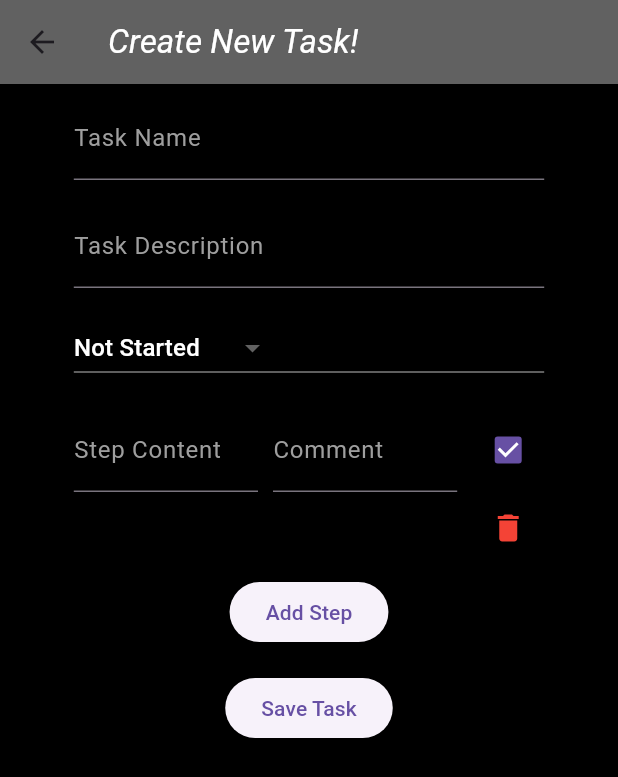
After one commit to prvn9021/Task_Tracker_App, a Flutter app: the TaskPage screen opened directly, after a tap on "Add Step", on a phone screen of 412 x 824 dp. The commit adds this screen. Shown: the top 777 px of the screen. Run offline on Flutter 3.47's test engine with Material 3 defaults, Android fonts, the phone set to English and light mode, and no system bars; our stand-ins replace shared_preferences; accounts and stored records are empty.

Commit message:
Managed storage and fixed steps bug

```diff
--- /dev/null
+++ b/lib/taskPage.dart
@@ -0,0 +1,207 @@
+import 'package:flutter/material.dart';
+import 'package:task_tracker_app/tasks.dart' as taskModel;
+
+class TaskPage extends StatefulWidget {
+  final taskModel.Task task;
+  final bool newTask;
+
+  TaskPage(this.task, this.newTask, {super.key});
+
+  @override
+  _TaskPageState createState() => _TaskPageState();
+}
+
+class _TaskPageState extends State<TaskPage> {
+  List<taskModel.Step> steps = [];
+  int _selectedStatus = 1;
+
+  @override
+  void initState() {
+    super.initState();
+  }
+
+  @override
+  Widget build(BuildContext context) {
+    return Scaffold(
+      appBar: AppBar(
+        backgroundColor: Colors.grey[700],
+        title: Text(widget.newTask ? "Create New Task!" : "Edit Task!",
+            style: const TextStyle(fontStyle: FontStyle.italic, color: Colors.white)),
+      ),
+      body: SingleChildScrollView(
+        child: Center(
+          child: Column(
+            mainAxisSize: MainAxisSize.min,
+            children: [
+              Container(
+                padding: const EdgeInsets.all(8.0),
+                width: MediaQuery.of(context).size.width * 0.8,
+                child: TextFormField(
+                  decoration: const InputDecoration(
+                    border: UnderlineInputBorder(),
+                    labelText: "Task Name",
+                    labelStyle: TextStyle(color: Colors.grey),
+                  ),
+                  initialValue: widget.task.taskName,
+                  onChanged: (value) {
+                    widget.task.taskName = value;
+                  },
+                  style: const TextStyle(color: Colors.white),
+                ),
+              ),
+              Container(
+                padding: const EdgeInsets.all(8.0),
+                width: MediaQuery.of(context).size.width * 0.8,
+                child: TextFormField(
+                  decoration: const InputDecoration(
+                    border: UnderlineInputBorder(),
+                    labelText: "Task Description",
+                    labelStyle: TextStyle(color: Colors.grey),
+                  ),
+                  initialValue: widget.task.description,
+                  onChanged: (value) {
+                    widget.task.description = value;
+                  },
+                  style: const TextStyle(color: Colors.white),
+                ),
+              ),
+              Container(
+                padding: const EdgeInsets.all(8.0),
+                width: MediaQuery.of(context).size.width * 0.8,
+                child: DropdownButton<int>(
+                  value: _selectedStatus,
+                  dropdownColor: Colors.grey[850],
+                  onChanged: (int? newValue) {
+                    setState(() {
+                      _selectedStatus = newValue!;
+                    });
+                  },
+                  items: {
+                    1: 'Not Started',
+                    2: 'Active/Waiting',
+                    3: 'Done',
+                  }.entries.map((entry) {
+                    return DropdownMenuItem<int>(
+                      value: entry.key,
+                      child: Text(
+                        entry.value,
+                        style: const TextStyle(color: Colors.white),
+                      ),
+                    );
+                  }).toList(),
+                ),
+              ),
+              ...List.generate(steps.length, (index) {
+                return _buildStepWidget(steps[index], index);
+              }),
+              ElevatedButton(
+                onPressed: _addStep,
+                child: const Text("Add Step"),
+              ),
+              Padding(
+                padding: const EdgeInsets.all(16.0),
+                child: ElevatedButton(
+                onPressed: () {
+                  debugPrint("Saved!!");
+                },
+                child: const Text("Save Task"),
+                ),
+              )
+            ],
+          ),
+        ),
+      ),
+    );
+  }
+
+Widget _buildStepWidget(taskModel.Step step, int index) {
+    TextEditingController stepContentController =
+      TextEditingController(text: step.content);
+  TextEditingController stepCommentController =
+      TextEditingController(text: step.comment);
+  return Container(
+    padding: const EdgeInsets.all(8.0),
+    width: MediaQuery.of(context).size.width * 0.8,
+    child: Column(
+      children: [
+        Row(
+          children: [
+            Expanded(
+              child: TextFormField(
+                controller: stepContentController,
+                decoration: const InputDecoration(
+                  border: UnderlineInputBorder(),
+                  labelText: "Step Content",
+                  labelStyle: TextStyle(color: Colors.grey),
+                ),
+                onChanged: (value) {
+                  step.content = value;
+                },
+                style: const TextStyle(color: Colors.white),
+              ),
+            ),
+            const SizedBox(width: 10),
+            Expanded(
+              child: TextFormField(
+                controller: stepCommentController,
+                decoration: const InputDecoration(
+                  border: UnderlineInputBorder(),
+                  labelText: "Comment",
+                  labelStyle: TextStyle(color: Colors.grey),
+                ),
+                onChanged: (value) {
+                  step.comment = value;
+                },
+                style: const TextStyle(color: Colors.white),
+              ),
+            ),
+            const SizedBox(width: 10),
+            Checkbox(
+              value: widget.task.currentStep == step.no,
+              onChanged: (bool? isChecked) {
+                if (isChecked != null && isChecked) {
+                  _setCurrentStep(step.no);
+                }
+              },
+            ),
+          ],
+        ),
+        Align(
+          alignment: Alignment.centerRight,
+          child: IconButton(
+            icon: const Icon(Icons.delete, color: Colors.red),
+            onPressed: () {
+              _removeStep(index);
+            },
+          ),
+        ),
+      ],
+    ),
+  );
+}
+
+  void _addStep() {
+    setState(() {
+    steps.add(taskModel.Step(no: (steps.length), content: "", comment: ""));
+    });
+  }
+
+  void _removeStep(int index) {
+    setState(() {
+   steps.removeAt(index);
+   if(widget.task.currentStep == index) {
+    widget.task.currentStep = -1;
+   }
+    for(var i = 0; i < steps.length; i++){
+        steps[i].no = i;
+    }
+    });
+
+  }
+
+  void _setCurrentStep(int no) {
+    setState((){
+      widget.task.currentStep = no;
+    });
+  }
+}
--- a/pubspec.yaml
+++ b/pubspec.yaml
@@ -9,11 +9,13 @@ environment:
 dependencies:
   flutter:
     sdk: flutter
+  path_provider: ^2.1.4
+  shared_preferences: ^2.2.3
 
 dev_dependencies:
   flutter_test:
     sdk: flutter
-  flutter_lints: ^3.0.0
+  flutter_lints: ^4.0.0
 
 flutter:
   uses-material-design: true
```
Also changed, not shown: lib/data_manager.dart (+23 -10 lines), lib/main.dart (+9 -7 lines), 7 other files.
